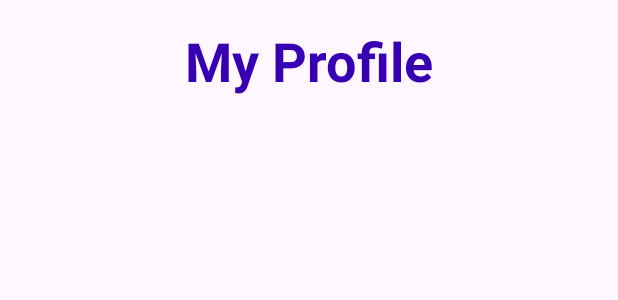
After one commit to kristinakoneva/cinemania, an Android app: the layout fragment_profile.xml on its own in the app's theme, with its tools: preview values and no code run, on a phone screen of 412 x 824 dp. The commit adds this screen. Shown: the top 300 px of the screen. Run offline under Robolectric (Android 15) with nearby library versions, the phone set to English and light mode, and no system bars; network calls fail.

Commit message:
Create SavedFragment and ProfileFragment

```diff
--- a/app/src/main/res/layout/fragment_auth.xml
+++ b/app/src/main/res/layout/fragment_auth.xml
@@ -16,6 +16,7 @@
             android:layout_height="wrap_content"
             android:layout_marginHorizontal="24dp"
             android:text="@string/login"
+            android:textColor="@color/design_default_color_primary_dark"
             android:textSize="32sp"
             android:textStyle="bold"
             app:layout_constraintEnd_toEndOf="parent"
--- a/app/src/main/res/layout/fragment_explore.xml
+++ b/app/src/main/res/layout/fragment_explore.xml
@@ -14,7 +14,9 @@
         android:layout_marginVertical="16dp"
         android:text="@string/explore_movies"
         android:textSize="36sp"
+        android:textStyle="bold"
         android:textAlignment="center"
+        android:textColor="@color/design_default_color_primary_dark"
         app:layout_constraintEnd_toEndOf="parent"
         app:layout_constraintStart_toStartOf="parent"
         app:layout_constraintTop_toTopOf="parent"/>
--- /dev/null
+++ b/app/src/main/res/layout/fragment_profile.xml
@@ -0,0 +1,28 @@
+<?xml version="1.0" encoding="utf-8"?>
+
+<androidx.core.widget.NestedScrollView
+    xmlns:android="http://schemas.android.com/apk/res/android"
+    xmlns:app="http://schemas.android.com/apk/res-auto"
+    android:layout_width="match_parent"
+    android:layout_height="match_parent">
+
+    <androidx.constraintlayout.widget.ConstraintLayout
+        android:layout_width="match_parent"
+        android:layout_height="wrap_content">
+
+        <com.google.android.material.textview.MaterialTextView
+            android:id="@+id/title"
+            android:layout_width="0dp"
+            android:layout_height="wrap_content"
+            android:layout_marginHorizontal="24dp"
+            android:layout_marginVertical="16dp"
+            android:text="@string/my_profile"
+            android:textSize="36sp"
+            android:textStyle="bold"
+            android:textAlignment="center"
+            android:textColor="@color/design_default_color_primary_dark"
+            app:layout_constraintEnd_toEndOf="parent"
+            app:layout_constraintStart_toStartOf="parent"
+            app:layout_constraintTop_toTopOf="parent"/>
+    </androidx.constraintlayout.widget.ConstraintLayout>
+</androidx.core.widget.NestedScrollView>
--- a/app/src/main/res/menu/menu_main.xml
+++ b/app/src/main/res/menu/menu_main.xml
@@ -1,7 +1,7 @@
 <?xml version="1.0" encoding="utf-8"?>
 <menu xmlns:android="http://schemas.android.com/apk/res/android">
     <item
-        android:id="@+id/exploreMovies"
+        android:id="@+id/explore"
         android:title="@string/explore"
         android:icon="@drawable/ic_search"/>
 
--- a/app/src/main/res/values/strings.xml
+++ b/app/src/main/res/values/strings.xml
@@ -14,4 +14,6 @@
     <string name="saved">Saved</string>
     <string name="profile">Profile</string>
     <string name="explore_movies">Explore Movies</string>
+    <string name="my_library">My Library</string>
+    <string name="my_profile">My Profile</string>
 </resources>
```
Also changed, not shown: app/src/main/java/mk/ukim/finki/cinemania/ui/screens/profile/ProfileFragment.kt (added, +19 -0 lines), app/src/main/java/mk/ukim/finki/cinemania/ui/screens/profile/ProfileViewModel.kt (added, +8 -0 lines), app/src/main/java/mk/ukim/finki/cinemania/ui/screens/saved/SavedFragment.kt (added, +19 -0 lines), app/src/main/java/mk/ukim/finki/cinemania/ui/screens/saved/SavedViewModel.kt (added, +8 -0 lines), app/src/main/res/layout/fragment_saved.xml (added, +28 -0 lines), app/src/main/res/navigation/main_nav_graph.xml (+15 -3 lines).
